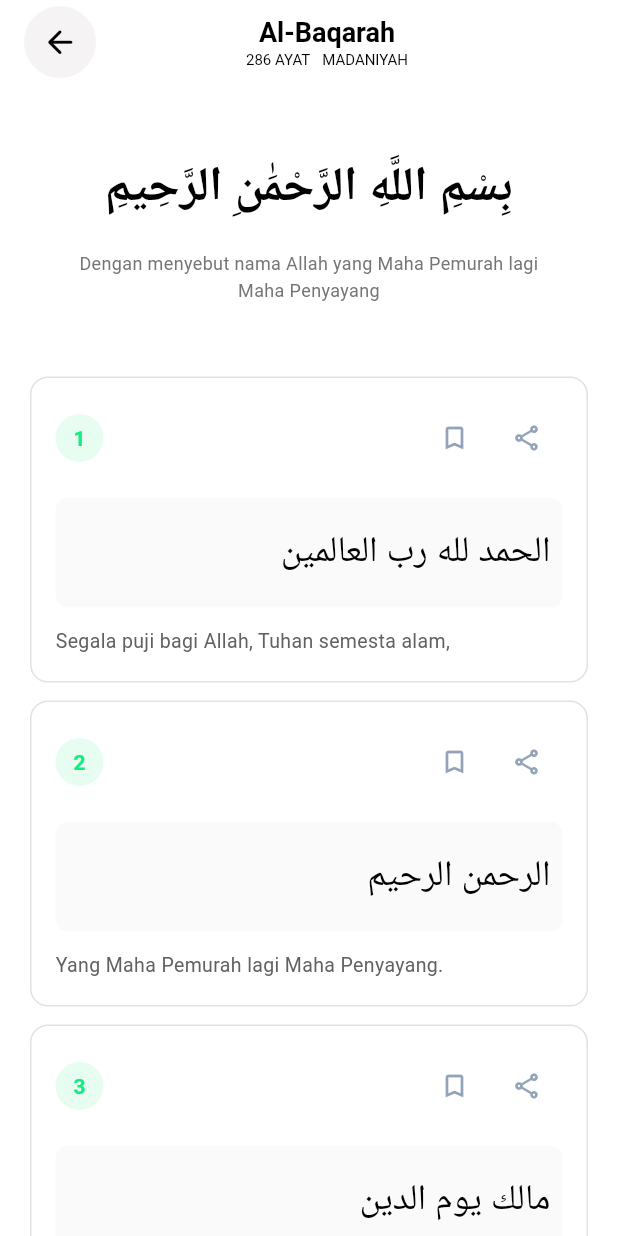
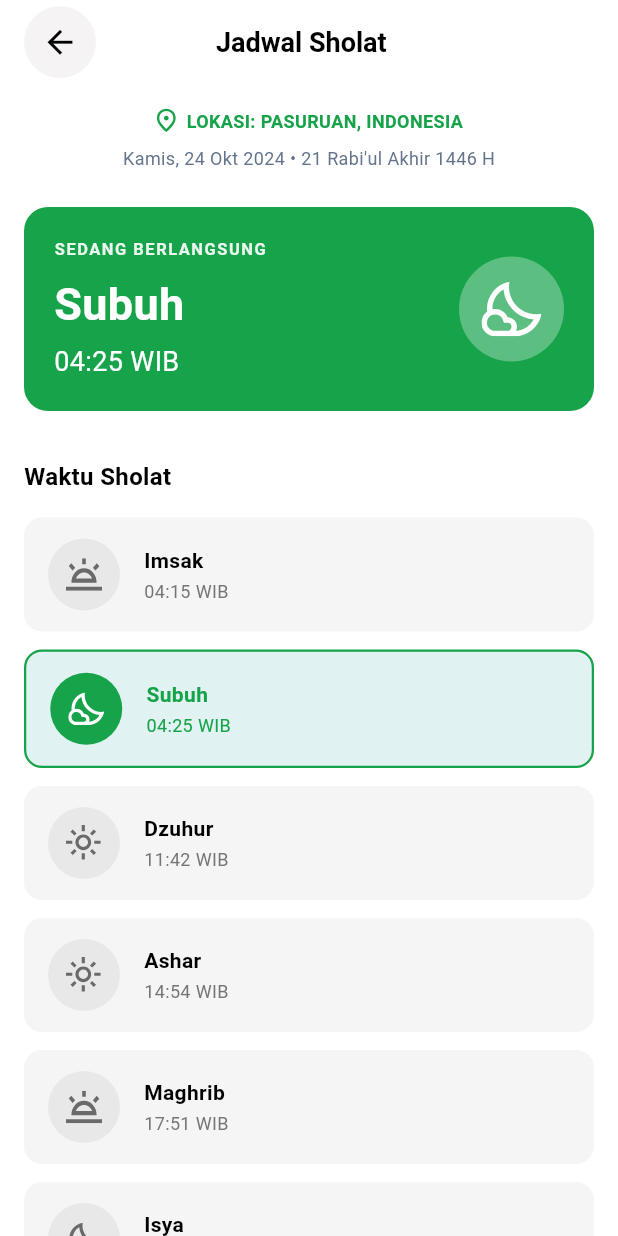
Before and after one commit to anampict/NgajiLeapps, a Flutter app: the screen it shows after launch, on a phone screen of 412 x 824 dp. Run offline on Flutter 3.47's test engine with Material 3 defaults, Android fonts, the phone set to English and light mode, and no system bars; our stand-ins replace flutter_svg; Roboto replaces fonts that are missing (Arabic, Primary).

Commit message:
jadwalsholat screen

```diff
--- a/lib/main.dart
+++ b/lib/main.dart
@@ -3,6 +3,7 @@ import 'package:sm6aplikasiku/screens/SplashScreen.dart';
 import 'package:sm6aplikasiku/screens/daftarsurah/BacaSurahScreen.dart';
 import 'package:sm6aplikasiku/screens/daftarsurah/DaftarSurahScreen.dart';
 import 'package:sm6aplikasiku/screens/dashboard/Homescreen.dart';
+import 'package:sm6aplikasiku/screens/jadwalsholat/JadwalSholatScreen.dart';
 
 void main() {
   runApp(const MyApp());
@@ -34,7 +35,7 @@ class MyApp extends StatelessWidget {
         // tested with just a hot reload.
         colorScheme: ColorScheme.fromSeed(seedColor: Colors.deepPurple),
       ),
-      home: const Bacasurahscreen(),
+      home: const Jadwalsholatscreen(),
     );
   }
 }
--- a/lib/screens/daftarsurah/BacaSurahScreen.dart
+++ b/lib/screens/daftarsurah/BacaSurahScreen.dart
@@ -155,7 +155,7 @@ class _BacasurahscreenState extends State<Bacasurahscreen> {
                       decoration: BoxDecoration(
                         color: Colors.white,
                         borderRadius: BorderRadius.circular(12),
-                        border: Border.all(color: Colors.grey.withOpacity(0.3)),
+                        border: Border.all(color: Colors.grey.withOpacity(0.2)),
                       ),
                       child: Column(
                         crossAxisAlignment: CrossAxisAlignment.start,
--- a/lib/screens/daftarsurah/DaftarSurahScreen.dart
+++ b/lib/screens/daftarsurah/DaftarSurahScreen.dart
@@ -53,7 +53,7 @@ class _DaftarsurahscreenState extends State<Daftarsurahscreen> {
               child: IconButton(
                 onPressed: () => Navigator.pop(context),
                 icon: const Icon(Icons.arrow_back),
-                color: const Color(0xFF1B9B6C),
+                color: Colors.black,
                 iconSize: 25,
               ),
             ),
@@ -62,9 +62,9 @@ class _DaftarsurahscreenState extends State<Daftarsurahscreen> {
               'Daftar Surah',
               style: TextStyle(
                 fontFamily: 'Primary',
-                fontSize: 20,
+                fontSize: 18,
                 fontWeight: FontWeight.w700,
-                color: Color(0xFF1B9B6C),
+                color: Colors.black,
               ),
             ),
           ],
--- /dev/null
+++ b/lib/screens/jadwalsholat/JadwalSholatScreen.dart
@@ -0,0 +1,316 @@
+import 'package:flutter/material.dart';
+import 'package:flutter_svg/svg.dart';
+
+class WaktuSholat {
+  final String nama;
+  final String waktu;
+  final String tipe; // imsak, subuh, dzuhur, subuh, isya
+  final bool isSedangBerlangsung;
+
+  WaktuSholat({
+    required this.nama,
+    required this.waktu,
+    required this.tipe,
+    this.isSedangBerlangsung = false,
+  });
+}
+
+class Jadwalsholatscreen extends StatelessWidget {
+  const Jadwalsholatscreen({super.key});
+
+  // Fungsi untuk mendapatkan icon berdasarkan tipe
+  String getIconAsset(String tipe) {
+    switch (tipe) {
+      case 'imsak':
+        return 'assets/icons/iconimsak.svg';
+      case 'subuh':
+      case 'isya':
+        return 'assets/icons/iconsubuh.svg';
+      case 'dzuhur':
+      case 'asar':
+        return 'assets/icons/icondzuhur.svg';
+      case 'maghrib':
+        return 'assets/icons/iconimsak.svg';
+      default:
+        return 'assets/icons/iconsubuh.svg';
+    }
+  }
+
+  @override
+  Widget build(BuildContext context) {
+    final List<WaktuSholat> jadwalSholat = [
+      WaktuSholat(nama: 'Imsak', waktu: '04:15 WIB', tipe: 'imsak'),
+      WaktuSholat(
+        nama: 'Subuh',
+        waktu: '04:25 WIB',
+        tipe: 'subuh',
+        isSedangBerlangsung: true,
+      ),
+      WaktuSholat(nama: 'Dzuhur', waktu: '11:42 WIB', tipe: 'dzuhur'),
+      WaktuSholat(nama: 'Ashar', waktu: '14:54 WIB', tipe: 'asar'),
+      WaktuSholat(nama: 'Maghrib', waktu: '17:51 WIB', tipe: 'maghrib'),
+      WaktuSholat(nama: 'Isya', waktu: '19:15 WIB', tipe: 'isya'),
+    ];
+
+    final sedangBerlangsung = jadwalSholat.firstWhere(
+      (s) => s.isSedangBerlangsung,
+    );
+
+    return Scaffold(
+      backgroundColor: Colors.white,
+      appBar: AppBar(
+        backgroundColor: Colors.white,
+        elevation: 0,
+        centerTitle: true,
+        title: Row(
+          mainAxisAlignment: MainAxisAlignment.start,
+          children: [
+            Container(
+              decoration: BoxDecoration(
+                shape: BoxShape.circle,
+                color: const Color.fromARGB(255, 245, 243, 243),
+              ),
+              child: IconButton(
+                onPressed: () => Navigator.pop(context),
+                icon: const Icon(Icons.arrow_back),
+                color: Colors.black,
+                iconSize: 25,
+              ),
+            ),
+            const SizedBox(width: 80),
+            const Text(
+              'Jadwal Sholat',
+              style: TextStyle(
+                fontFamily: 'Primary',
+                fontSize: 18,
+                fontWeight: FontWeight.w700,
+                color: Colors.black,
+              ),
+            ),
+          ],
+        ),
+      ),
+      body: SingleChildScrollView(
+        child: Padding(
+          padding: const EdgeInsets.all(16.0),
+          child: Column(
+            crossAxisAlignment: CrossAxisAlignment.start,
+            children: [
+              // Info Lokasi dan Tanggal
+              Row(
+                mainAxisAlignment: MainAxisAlignment.center,
+                children: [
+                  SvgPicture.asset(
+                    'assets/icons/iconlokasi.svg',
+                    width: 16,
+                    height: 16,
+                    colorFilter: const ColorFilter.mode(
+                      Color(0xff16A34A),
+                      BlendMode.srcIn,
+                    ),
+                  ),
+                  const SizedBox(width: 5),
+                  Text(
+                    'LOKASI: PASURUAN, INDONESIA',
+                    style: TextStyle(
+                      fontFamily: 'Primary',
+                      fontSize: 12,
+                      fontWeight: FontWeight.w600,
+                      color: Color(0xff16A34A),
+                    ),
+                  ),
+                ],
+              ),
+              const SizedBox(height: 8),
+              Center(
+                child: Text(
+                  "Kamis, 24 Okt 2024 • 21 Rabi'ul Akhir 1446 H",
+                  style: TextStyle(
+                    fontFamily: 'Primary',
+                    fontSize: 12,
+                    fontWeight: FontWeight.w400,
+                    color: Color(0xff64748B),
+                  ),
+                ),
+              ),
+              const SizedBox(height: 24),
+
+              // Card Sedang Berlangsung
+              Container(
+                width: double.infinity,
+                padding: const EdgeInsets.all(20),
+                decoration: BoxDecoration(
+                  color: const Color(0xff16A34A),
+                  borderRadius: BorderRadius.circular(16),
+                ),
+                child: Row(
+                  mainAxisAlignment: MainAxisAlignment.spaceBetween,
+                  children: [
+                    Column(
+                      crossAxisAlignment: CrossAxisAlignment.start,
+                      children: [
+                        Text(
+                          'SEDANG BERLANGSUNG',
+                          style: TextStyle(
+                            fontFamily: 'Primary',
+                            fontSize: 11,
+                            fontWeight: FontWeight.w600,
+                            color: Colors.white.withOpacity(0.9),
+                            letterSpacing: 1,
+                          ),
+                        ),
+                        const SizedBox(height: 7),
+                        Text(
+                          sedangBerlangsung.nama,
+                          style: const TextStyle(
+                            fontFamily: 'Primary',
+                            fontSize: 30,
+                            fontWeight: FontWeight.w700,
+                            color: Colors.white,
+                          ),
+                        ),
+                        const SizedBox(height: 4),
+                        Text(
+                          sedangBerlangsung.waktu,
+                          style: const TextStyle(
+                            fontFamily: 'Primary',
+                            fontSize: 18,
+                            fontWeight: FontWeight.w400,
+                            color: Colors.white,
+                          ),
+                        ),
+                      ],
+                    ),
+                    Container(
+                      width: 70,
+                      height: 70,
+                      decoration: BoxDecoration(
+                        color: Colors.white.withOpacity(0.3),
+                        shape: BoxShape.circle,
+                      ),
+                      child: Center(
+                        child: SvgPicture.asset(
+                          getIconAsset(sedangBerlangsung.tipe),
+                          width: 40,
+                          height: 40,
+                          colorFilter: const ColorFilter.mode(
+                            Colors.white,
+                            BlendMode.srcIn,
+                          ),
+                        ),
+                      ),
+                    ),
+                  ],
+                ),
+              ),
+              const SizedBox(height: 32),
+
+              // Title Waktu Sholat
+              Text(
+                'Waktu Sholat',
+                style: TextStyle(
+                  fontFamily: 'Primary',
+                  fontSize: 16,
+                  fontWeight: FontWeight.w600,
+                  color: Colors.black,
+                ),
+              ),
+              const SizedBox(height: 16),
+
+              // List Jadwal Sholat
+              ListView.builder(
+                shrinkWrap: true,
+                physics: const NeverScrollableScrollPhysics(),
+                itemCount: jadwalSholat.length,
+                itemBuilder: (context, index) {
+                  final sholat = jadwalSholat[index];
+                  final isActive = sholat.isSedangBerlangsung;
+
+                  return Padding(
+                    padding: const EdgeInsets.only(bottom: 12),
+                    child: Container(
+                      padding: const EdgeInsets.symmetric(
+                        horizontal: 16,
+                        vertical: 14,
+                      ),
+                      decoration: BoxDecoration(
+                        color: isActive
+                            ? const Color(0xffE0F2F1)
+                            : const Color(0xfff5f5f5),
+                        borderRadius: BorderRadius.circular(12),
+                        border: isActive
+                            ? Border.all(
+                                color: const Color(0xff16A34A),
+                                width: 1.5,
+                              )
+                            : null,
+                      ),
+                      child: Row(
+                        children: [
+                          // Icon
+                          Container(
+                            width: 48,
+                            height: 48,
+                            decoration: BoxDecoration(
+                              color: isActive
+                                  ? const Color(0xff16A34A)
+                                  : const Color(0xffE8E8E8),
+                              shape: BoxShape.circle,
+                            ),
+                            child: Center(
+                              child: SvgPicture.asset(
+                                getIconAsset(sholat.tipe),
+                                width: 24,
+                                height: 24,
+                                colorFilter: ColorFilter.mode(
+                                  isActive ? Colors.white : Colors.black54,
+                                  BlendMode.srcIn,
+                                ),
+                              ),
+                            ),
+                          ),
+                          const SizedBox(width: 16),
+                          // Nama dan Waktu
+                          Expanded(
+                            child: Column(
+                              crossAxisAlignment: CrossAxisAlignment.start,
+                              children: [
+                                Text(
+                                  sholat.nama,
+                                  style: TextStyle(
+                                    fontFamily: 'Primary',
+                                    fontSize: 14,
+                                    fontWeight: FontWeight.w600,
+                                    color: isActive
+                                        ? const Color(0xff16A34A)
+                                        : Colors.black,
+                                  ),
+                                ),
+                                const SizedBox(height: 2),
+                                Text(
+                                  sholat.waktu,
+                                  style: TextStyle(
+                                    fontFamily: 'Primary',
+                                    fontSize: 12,
+                                    fontWeight: FontWeight.w400,
+                                    color: isActive
+                                        ? const Color(0xff16A34A)
+                                        : Colors.grey[600],
+                                  ),
+                                ),
+                              ],
+                            ),
+                          ),
+                        ],
+                      ),
+                    ),
+                  );
+                },
+              ),
+            ],
+          ),
+        ),
+      ),
+    );
+  }
+}
```
Also changed, not shown: assets/icons/icondzuhur.svg (added), assets/icons/iconimsak.svg (added), assets/icons/iconsubuh.svg (added).
